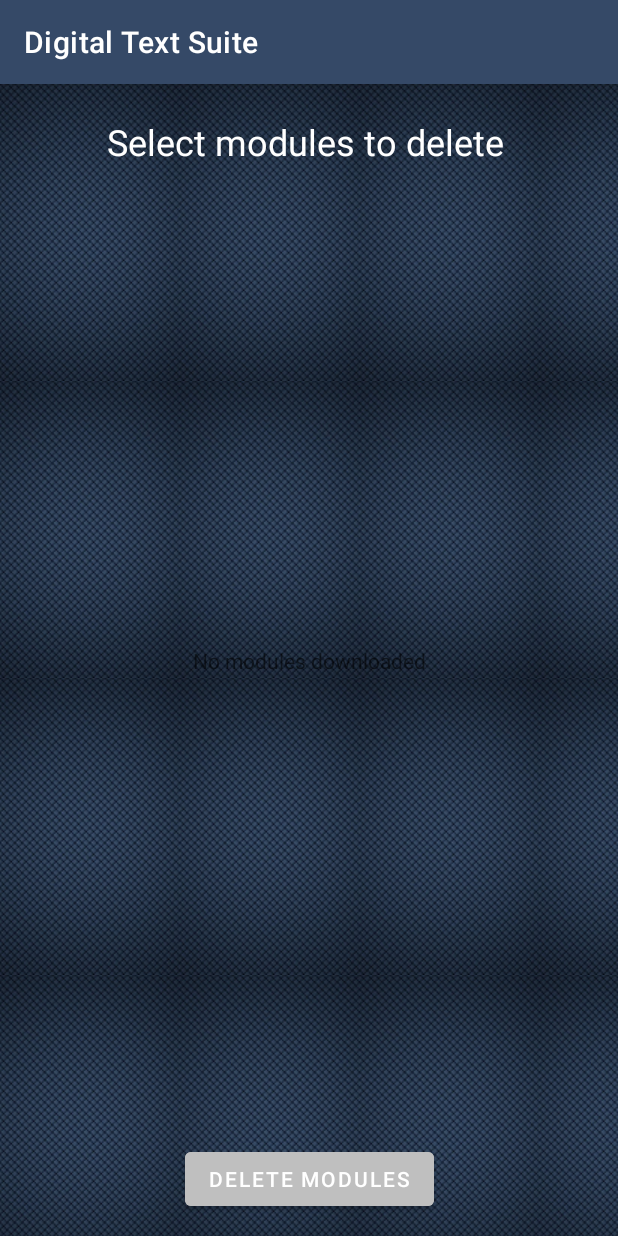
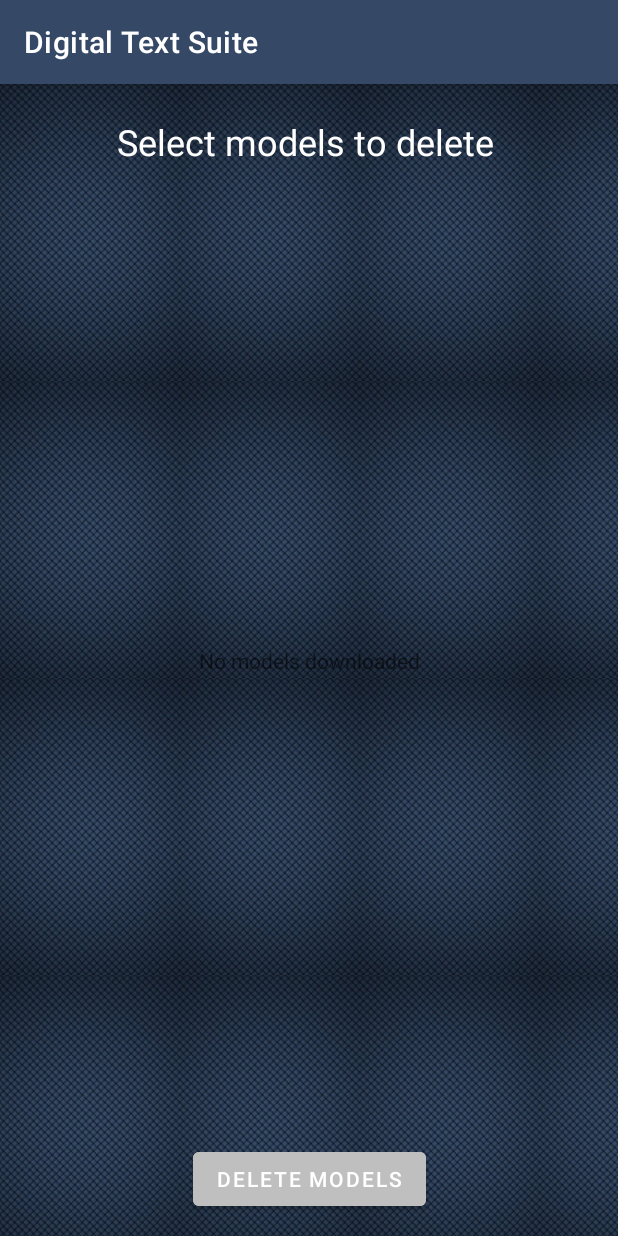
Before and after one commit to matteociccaglione/DigitalTextSuite, an Android app: the DeleteTranslationModulesActivity screen opened directly, with no data from a screen before it, on a phone screen of 412 x 824 dp. Run offline under Robolectric (Android 15) with nearby library versions, the phone set to English and light mode, and no system bars; libraries missing offline, so code that uses them is left out: com.google.mlkit.common, com.google.mlkit.nl; Roboto replaces fonts that are not available here; 2 statements that could not run were skipped.

Commit message:
strings fixed

```diff
--- a/DigitalTextSuite/app/src/main/res/layout/activity_delete_translation_modules.xml
+++ b/DigitalTextSuite/app/src/main/res/layout/activity_delete_translation_modules.xml
@@ -11,7 +11,7 @@
         android:id="@+id/tvEmptyList"
         android:layout_width="wrap_content"
         android:layout_height="wrap_content"
-        android:text="No modules downloaded"
+        android:text="@string/no_models_downloaded"
         android:visibility="gone"
         app:layout_constraintBottom_toBottomOf="parent"
         app:layout_constraintEnd_toEndOf="parent"
@@ -36,7 +36,7 @@
         android:id="@+id/btnDeleteModules"
         android:layout_width="wrap_content"
         android:layout_height="wrap_content"
-        android:text="Delete Modules"
+        android:text="@string/delete_models"
         app:layout_constraintBottom_toBottomOf="parent"
         app:layout_constraintEnd_toEndOf="parent"
         app:layout_constraintStart_toStartOf="parent"
@@ -49,7 +49,7 @@
         android:layout_height="wrap_content"
         android:layout_marginStart="174dp"
         android:layout_marginEnd="179dp"
-        android:text="Select modules to delete"
+        android:text="@string/select_models_to_delete"
         android:textColor="@color/white"
         android:textSize="24sp"
         app:layout_constraintBottom_toTopOf="@+id/guideline15"
--- a/DigitalTextSuite/app/src/main/res/values/strings.xml
+++ b/DigitalTextSuite/app/src/main/res/values/strings.xml
@@ -63,7 +63,7 @@
     <string name="recognize_text">Recognizing text</string>
     <string name="pdf_dir" translatable="false">pdf</string>
     <string name="whiteboard_dir" translatable="false">whiteboard</string>
-    <string name="start">Start…</string>
+    <string name="start" translatable="false">Start…</string>
     <string name="shared_key_no_remember">remember</string>
     <string name="no_ask_me">Don\'t ask me anymore</string>
     <string name="digitalized_alert_title">Overwrite warning</string>
@@ -88,14 +88,14 @@
     <string name="notification_message">Try to draw an emoji</string>
     <string name="channel_name" translatable="false">DigitalPhotoEditor</string>
     <string name="channel_description" translatable="false">Fun with emoji</string>
-    <string name="go">Go</string>
+    <string name="go" translatable="false">Go</string>
     <string name="draw_emoji">Try to draw this emoji: %s</string>
     <string name="emoji_attempts">Attempts: %d</string>
     <string name="emoji_insert">Error, you have insert: %s</string>
     <string name="win_emoji">You have won with: %s</string>
     <string name="share">Share</string>
     <string name="close">Close</string>
-    <string name="new_game">New Game</string>
+    <string name="new_game">Retry</string>
     <string name="lose_emoji">You have lose</string>
     <string name="highscore" translatable="false">Highscore: %d</string>
     <string name="actual_score">Actual score: %d</string>
@@ -105,4 +105,7 @@
     <string name="btn_whiteboad_desc">Here you can see the associated whiteboard</string>
     <string name="menu_allfiles_desc">Here you can apply new filter or view your pdf</string>
     <string name="got_it" translatable="false">Got It</string>
+    <string name="no_models_downloaded">No models downloaded</string>
+    <string name="delete_models">Delete Models</string>
+    <string name="select_models_to_delete">Select models to delete</string>
 </resources>
```
Also changed, not shown: 1 other file.
